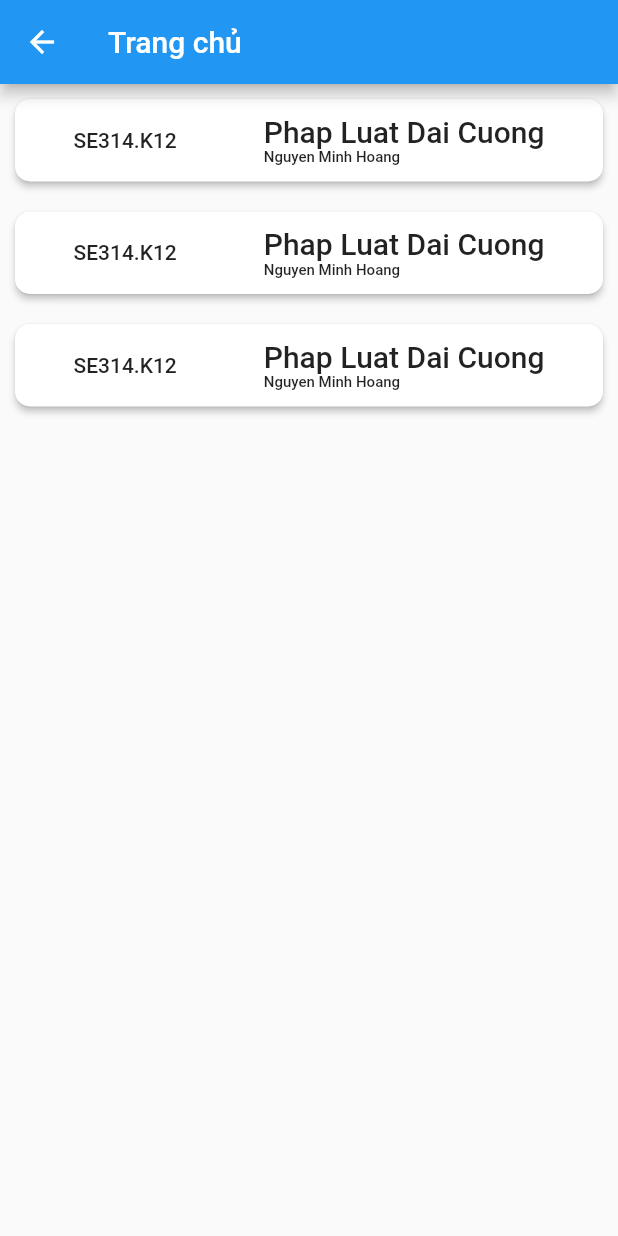
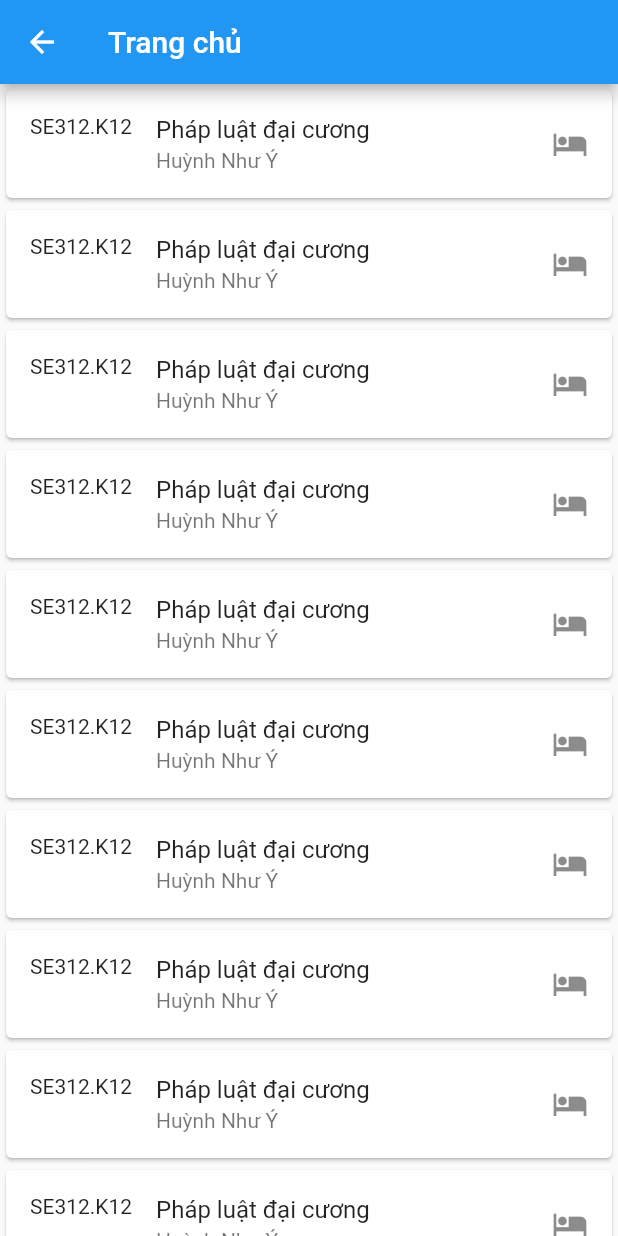
Before and after one commit to hqutrung/INCLA, a Flutter app: the HomeMain screen opened directly, on a phone screen of 412 x 824 dp. Run offline on Flutter 3.47's test engine with Material 2 defaults, Android fonts, the phone set to English and light mode, and no system bars; our stand-ins replace cloud_firestore, firebase_auth, firebase_database; accounts and stored records are empty.

Commit message:
use ListTile for home_main

```diff
--- a/lib/screens/home_screen/widgets/home_main.dart
+++ b/lib/screens/home_screen/widgets/home_main.dart
@@ -14,47 +14,16 @@ class _HomeMainState extends State<HomeMain> {
       ),
       body: ListView.builder(
         scrollDirection: Axis.vertical,
-        itemCount: 3,
-        itemBuilder: (BuildContext context, int index) {
-          return Container(
-            padding: EdgeInsets.all(10),
-            child: RaisedButton(
-              onPressed: () {
-                // Navigator.push(context, MaterialPageRoute(builder: (context)=>CourseScreen()));
-              },
-              padding: EdgeInsets.all(10),
-              color: Colors.white,
-              shape: RoundedRectangleBorder(
-                  borderRadius: BorderRadius.circular(10)),
-              child: Row(
-                mainAxisAlignment: MainAxisAlignment.spaceAround,
-                children: <Widget>[
-                  Column(
-                    children: <Widget>[Text('SE314.K12')],
-                  ),
-                  Column(
-                    mainAxisAlignment: MainAxisAlignment.start,
-                    crossAxisAlignment: CrossAxisAlignment.start,
-                    children: <Widget>[
-                      Text(
-                        'Phap Luat Dai Cuong',
-                        style: TextStyle(
-                          fontSize: 20,
-                        ),
-                      ),
-                      Text(
-                        'Nguyen Minh Hoang',
-                        style: TextStyle(
-                          fontSize: 10,
-                        ),
-                      ),
-                    ],
-                  ),
-                ],
-              ),
-            ),
-          );
-        },
+        itemCount: 20,
+        itemBuilder: (BuildContext context, int index) => Card(
+          child: ListTile(
+            leading: Text('SE312.K12'),
+            title: Text('Pháp luật đại cương'),
+            subtitle: Text('Huỳnh Như Ý'),
+            trailing: Icon(Icons.hotel),
+            onTap: () {},
+          ),
+        ),
       ),
     );
   }
```
